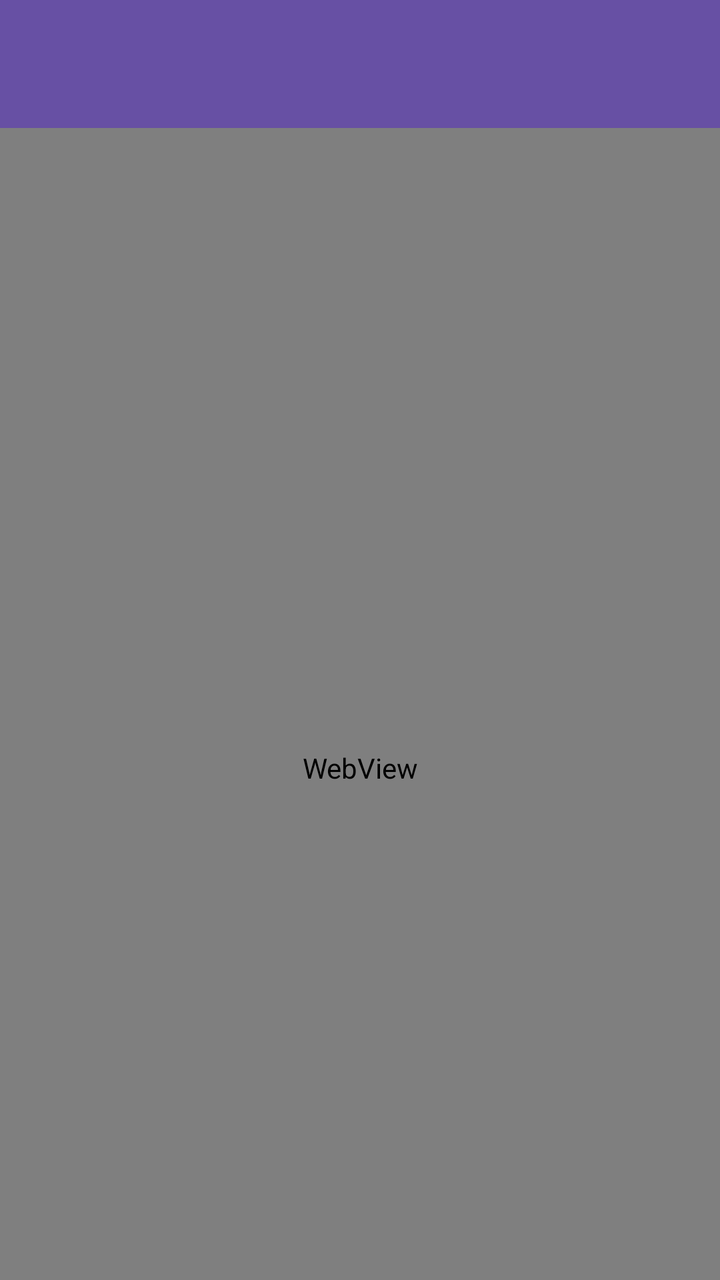
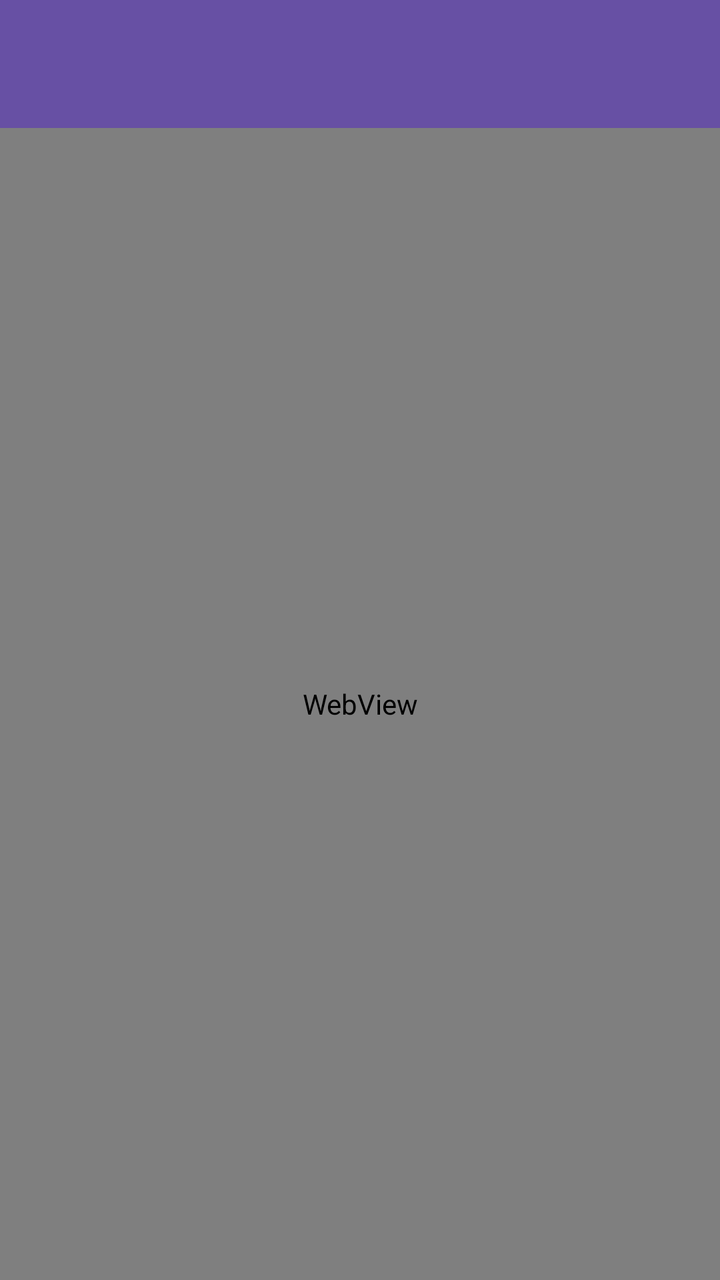

Before-and-after screenshots of an Android layout around one commit, followed by the original layout XML and the change that was made.
<!-- AndroidManifest.xml: application theme Theme.PratikumMobileRifa -->
<!-- res/layout/activity_web_view.xml -->
<?xml version="1.0" encoding="utf-8"?>
<androidx.coordinatorlayout.widget.CoordinatorLayout xmlns:android="http://schemas.android.com/apk/res/android"
    xmlns:app="http://schemas.android.com/apk/res-auto"
    xmlns:tools="http://schemas.android.com/tools"
    android:id="@+id/main"
    android:layout_width="match_parent"
    android:layout_height="match_parent"
    tools:context=".pertemuan_5.WebViewActivity">

    <com.google.android.material.appbar.AppBarLayout
        android:id="@+id/AppBarLayout"
        android:layout_width="match_parent"
        android:layout_height="wrap_content">

        <androidx.appcompat.widget.Toolbar
            android:id="@+id/toolbar"
            android:layout_width="match_parent"
            android:layout_height="?attr/actionBarSize"
            android:background="?attr/colorPrimary"
            app:layout_constraintEnd_toEndOf="parent"
            app:layout_constraintStart_toStartOf="parent"
            app:layout_constraintTop_toTopOf="parent"
            app:subtitleTextColor="@android:color/white"
            app:titleTextColor="@android:color/white"
            app:layout_scrollFlags="scroll|enterAlways"
            />
    </com.google.android.material.appbar.AppBarLayout>

    <WebView
        android:id="@+id/webView"
        android:layout_width="match_parent"
        android:layout_height="match_parent"
        app:layout_constraintBottom_toBottomOf="parent"
        app:layout_constraintEnd_toEndOf="parent"
        app:layout_constraintStart_toStartOf="parent"
        app:layout_constraintTop_toTopOf="parent"
        app:layout_behavior="@string/appbar_scrolling_view_behavior"/>
</androidx.coordinatorlayout.widget.CoordinatorLayout>
<!-- resources referenced by this layout -->
<resources>
  <style name="Theme.PratikumMobileRifa" parent="Base.Theme.PratikumMobileRifa" />
  <style name="Base.Theme.PratikumMobileRifa" parent="Theme.Material3.DayNight.NoActionBar">
          
          
      </style>
</resources>

<!-- the commit's change to res/layout/activity_web_view.xml (unified diff, before → after) -->
@@ -1,5 +1,5 @@
 <?xml version="1.0" encoding="utf-8"?>
-<androidx.coordinatorlayout.widget.CoordinatorLayout xmlns:android="http://schemas.android.com/apk/res/android"
+<androidx.constraintlayout.widget.ConstraintLayout xmlns:android="http://schemas.android.com/apk/res/android"
     xmlns:app="http://schemas.android.com/apk/res-auto"
     xmlns:tools="http://schemas.android.com/tools"
     android:id="@+id/main"
@@ -8,31 +8,28 @@
     tools:context=".pertemuan_5.WebViewActivity">
 
     <com.google.android.material.appbar.AppBarLayout
-        android:id="@+id/AppBarLayout"
+        android:id="@+id/appBar"
         android:layout_width="match_parent"
-        android:layout_height="wrap_content">
+        android:layout_height="wrap_content"
+        android:theme="@style/ThemeOverlay.MaterialComponents.Dark.ActionBar">
 
         <androidx.appcompat.widget.Toolbar
             android:id="@+id/toolbar"
+            android:background="?attr/colorPrimary"
             android:layout_width="match_parent"
             android:layout_height="?attr/actionBarSize"
-            android:background="?attr/colorPrimary"
-            app:layout_constraintEnd_toEndOf="parent"
-            app:layout_constraintStart_toStartOf="parent"
-            app:layout_constraintTop_toTopOf="parent"
-            app:subtitleTextColor="@android:color/white"
             app:titleTextColor="@android:color/white"
-            app:layout_scrollFlags="scroll|enterAlways"
-            />
+            app:layout_scrollFlags="scroll|enterAlways"/>
+
     </com.google.android.material.appbar.AppBarLayout>
 
     <WebView
         android:id="@+id/webView"
-        android:layout_width="match_parent"
-        android:layout_height="match_parent"
+        android:layout_width="0dp"
+        android:layout_height="0dp"
         app:layout_constraintBottom_toBottomOf="parent"
         app:layout_constraintEnd_toEndOf="parent"
         app:layout_constraintStart_toStartOf="parent"
-        app:layout_constraintTop_toTopOf="parent"
-        app:layout_behavior="@string/appbar_scrolling_view_behavior"/>
-</androidx.coordinatorlayout.widget.CoordinatorLayout>
+        app:layout_constraintTop_toBottomOf="@id/appBar" />
+
+</androidx.constraintlayout.widget.ConstraintLayout>
